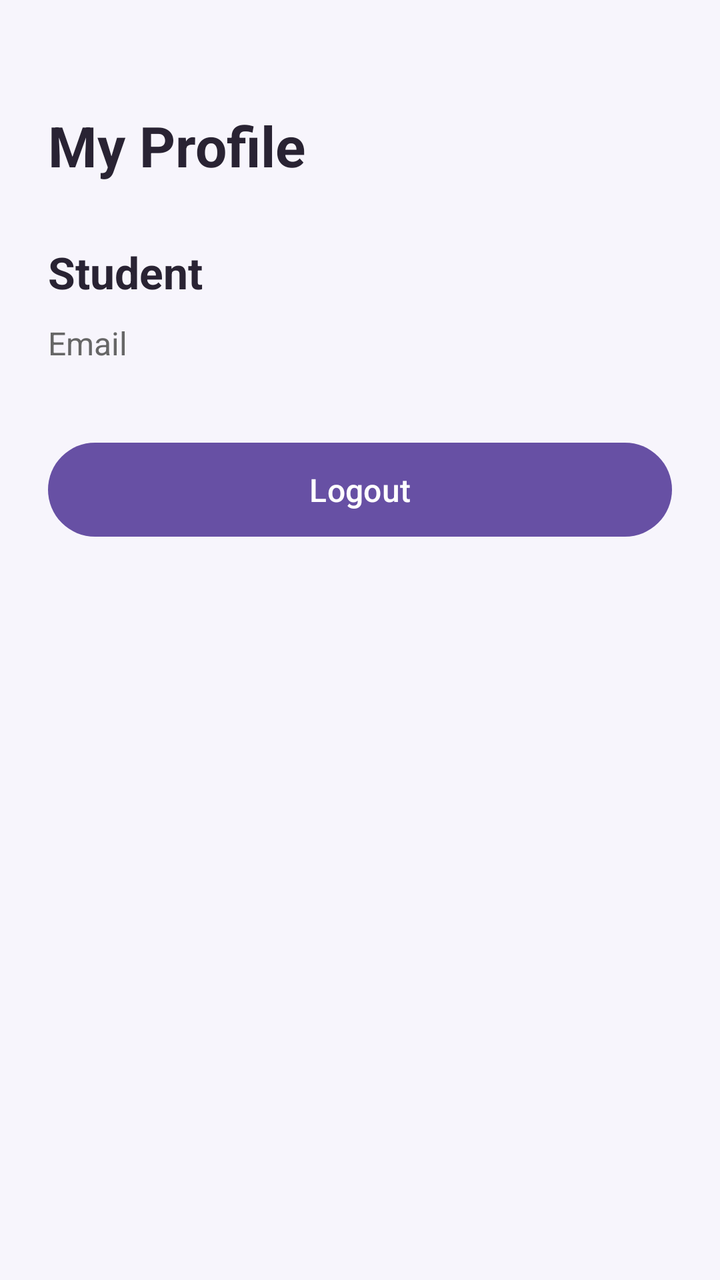
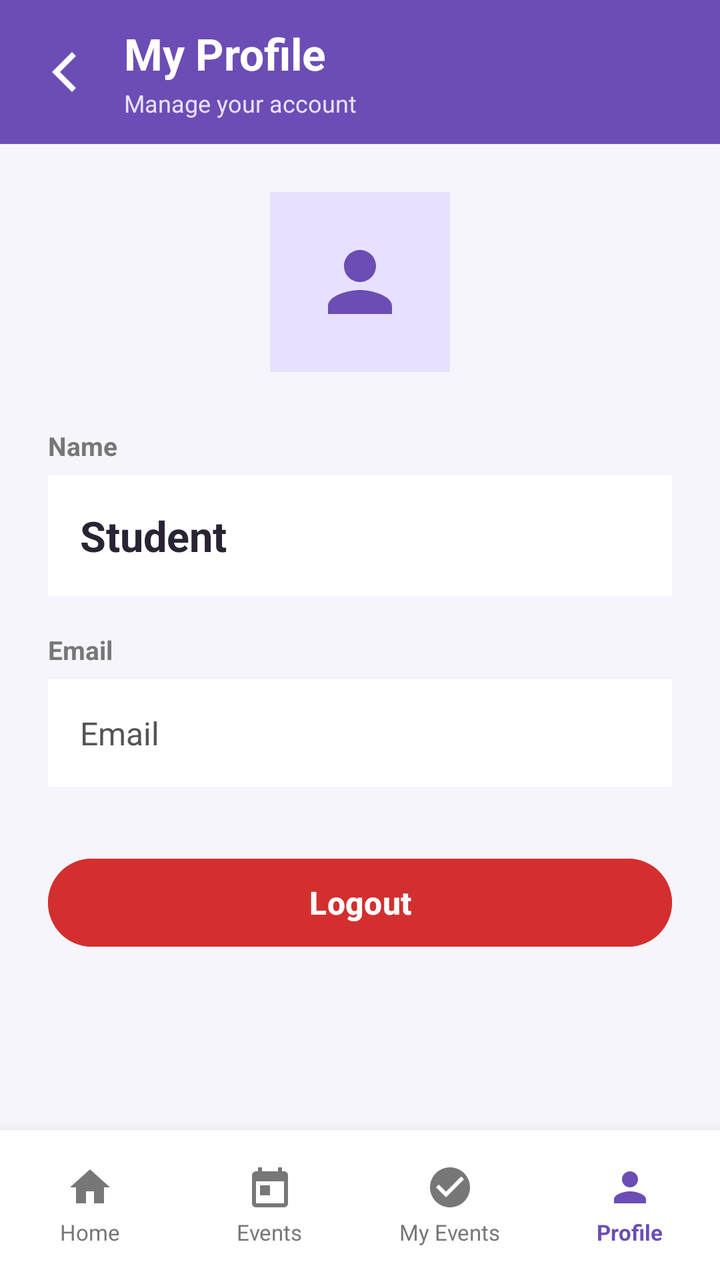

Screens rendered from an Android XML layout before and after an edit, with the pre-edit source and the edit as a unified diff.
<!-- AndroidManifest.xml: application theme Theme.CollegeEventManagement -->
<!-- res/layout/activity_profile.xml -->
<?xml version="1.0" encoding="utf-8"?>
<LinearLayout
    xmlns:android="http://schemas.android.com/apk/res/android"
    android:layout_width="match_parent"
    android:layout_height="match_parent"
    android:orientation="vertical"
    android:padding="24dp"
    android:background="#F7F5FC">

    <TextView
        android:layout_width="match_parent"
        android:layout_height="wrap_content"
        android:text="My Profile"
        android:textSize="28sp"
        android:textStyle="bold"
        android:textColor="#292333"
        android:layout_marginTop="30dp"
        android:layout_marginBottom="30dp" />

    <TextView
        android:id="@+id/profileNameTextView"
        android:layout_width="match_parent"
        android:layout_height="wrap_content"
        android:text="Student"
        android:textSize="22sp"
        android:textStyle="bold"
        android:textColor="#292333"
        android:layout_marginBottom="10dp" />

    <TextView
        android:id="@+id/profileEmailTextView"
        android:layout_width="match_parent"
        android:layout_height="wrap_content"
        android:text="Email"
        android:textSize="16sp"
        android:textColor="#666666"
        android:layout_marginBottom="35dp" />

    <Button
        android:id="@+id/logoutButton"
        android:layout_width="match_parent"
        android:layout_height="55dp"
        android:text="Logout"
        android:textAllCaps="false"
        android:textSize="16sp" />

</LinearLayout>
<!-- resources referenced by this layout -->
<resources>
  <style name="Theme.CollegeEventManagement" parent="Base.Theme.CollegeEventManagement" />
  <style name="Base.Theme.CollegeEventManagement" parent="Theme.Material3.DayNight.NoActionBar">
          
          
      </style>
</resources>

<!-- the commit's change to res/layout/activity_profile.xml (unified diff, before → after) -->
@@ -1,47 +1,345 @@
 <?xml version="1.0" encoding="utf-8"?>
 <LinearLayout
     xmlns:android="http://schemas.android.com/apk/res/android"
+    xmlns:app="http://schemas.android.com/apk/res-auto"
     android:layout_width="match_parent"
     android:layout_height="match_parent"
     android:orientation="vertical"
-    android:padding="24dp"
     android:background="#F7F5FC">
 
-    <TextView
+
+    
+    
+    
+
+    <LinearLayout
         android:layout_width="match_parent"
-        android:layout_height="wrap_content"
-        android:text="My Profile"
-        android:textSize="28sp"
-        android:textStyle="bold"
-        android:textColor="#292333"
-        android:layout_marginTop="30dp"
-        android:layout_marginBottom="30dp" />
-
-    <TextView
-        android:id="@+id/profileNameTextView"
+        android:layout_height="72dp"
+        android:orientation="horizontal"
+        android:gravity="center_vertical"
+        android:background="#6B4DB5"
+        android:paddingStart="8dp"
+        android:paddingEnd="12dp">
+
+
+        
+        
+        
+
+        <ImageButton
+            android:id="@+id/backButton"
+            android:layout_width="48dp"
+            android:layout_height="48dp"
+            android:background="@android:color/transparent"
+            android:src="@drawable/ic_arrow_back"
+            app:tint="@android:color/white"
+            android:contentDescription="Back"
+            android:clickable="true"
+            android:focusable="true"
+            android:padding="10dp" />
+
+
+        
+        
+        
+
+        <LinearLayout
+            android:layout_width="0dp"
+            android:layout_height="wrap_content"
+            android:layout_weight="1"
+            android:orientation="vertical"
+            android:paddingStart="6dp">
+
+            <TextView
+                android:layout_width="wrap_content"
+                android:layout_height="wrap_content"
+                android:text="My Profile"
+                android:textColor="@android:color/white"
+                android:textSize="22sp"
+                android:textStyle="bold" />
+
+            <TextView
+                android:layout_width="wrap_content"
+                android:layout_height="wrap_content"
+                android:text="Manage your account"
+                android:textColor="#E8E0FF"
+                android:textSize="12sp"
+                android:layout_marginTop="2dp" />
+
+        </LinearLayout>
+
+    </LinearLayout>
+
+
+    
+    
+    
+
+    <ScrollView
         android:layout_width="match_parent"
-        android:layout_height="wrap_content"
-        android:text="Student"
-        android:textSize="22sp"
-        android:textStyle="bold"
-        android:textColor="#292333"
-        android:layout_marginBottom="10dp" />
-
-    <TextView
-        android:id="@+id/profileEmailTextView"
+        android:layout_height="0dp"
+        android:layout_weight="1"
+        android:fillViewport="true"
+        android:scrollbars="vertical">
+
+        <LinearLayout
+            android:layout_width="match_parent"
+            android:layout_height="wrap_content"
+            android:orientation="vertical"
+            android:padding="24dp">
+
+
+            
+            
+            
+
+            <LinearLayout
+                android:layout_width="90dp"
+                android:layout_height="90dp"
+                android:layout_gravity="center_horizontal"
+                android:gravity="center"
+                android:orientation="vertical"
+                android:background="#E8E0FF">
+
+                <ImageView
+                    android:layout_width="48dp"
+                    android:layout_height="48dp"
+                    android:src="@drawable/ic_person"
+                    android:contentDescription="Profile"
+                    app:tint="#6B4DB5" />
+
+            </LinearLayout>
+
+
+            
+            
+            
+
+            <TextView
+                android:layout_width="match_parent"
+                android:layout_height="wrap_content"
+                android:text="Name"
+                android:textSize="13sp"
+                android:textStyle="bold"
+                android:textColor="#777777"
+                android:layout_marginTop="28dp"
+                android:layout_marginBottom="6dp" />
+
+
+            
+            
+            
+
+            <TextView
+                android:id="@+id/profileNameTextView"
+                android:layout_width="match_parent"
+                android:layout_height="wrap_content"
+                android:text="Student"
+                android:textSize="21sp"
+                android:textStyle="bold"
+                android:textColor="#292333"
+                android:padding="16dp"
+                android:background="#FFFFFF" />
+
+
+            
+            
+            
+
+            <TextView
+                android:layout_width="match_parent"
+                android:layout_height="wrap_content"
+                android:text="Email"
+                android:textSize="13sp"
+                android:textStyle="bold"
+                android:textColor="#777777"
+                android:layout_marginTop="18dp"
+                android:layout_marginBottom="6dp" />
+
+
+            
+            
+            
+
+            <TextView
+                android:id="@+id/profileEmailTextView"
+                android:layout_width="match_parent"
+                android:layout_height="wrap_content"
+                android:text="Email"
+                android:textSize="16sp"
+                android:textColor="#555555"
+                android:padding="16dp"
+                android:background="#FFFFFF" />
+
+
+            
+            
+            
+
+            <Button
+                android:id="@+id/logoutButton"
+                android:layout_width="match_parent"
+                android:layout_height="52dp"
+                android:text="Logout"
+                android:textAllCaps="false"
+                android:textSize="16sp"
+                android:textStyle="bold"
+                android:textColor="@android:color/white"
+                android:layout_marginTop="32dp"
+                android:backgroundTint="#D32F2F" />
+
+        </LinearLayout>
+
+    </ScrollView>
+
+
+    
+    
+    
+
+    <LinearLayout
         android:layout_width="match_parent"
-        android:layout_height="wrap_content"
-        android:text="Email"
-        android:textSize="16sp"
-        android:textColor="#666666"
-        android:layout_marginBottom="35dp" />
-
-    <Button
-        android:id="@+id/logoutButton"
-        android:layout_width="match_parent"
-        android:layout_height="55dp"
-        android:text="Logout"
-        android:textAllCaps="false"
-        android:textSize="16sp" />
+        android:layout_height="75dp"
+        android:orientation="horizontal"
+        android:gravity="center"
+        android:background="@android:color/white"
+        android:elevation="10dp"
+        android:paddingTop="4dp"
+        android:paddingBottom="4dp">
+
+
+        
+        
+        
+
+        <LinearLayout
+            android:id="@+id/navHome"
+            android:layout_width="0dp"
+            android:layout_height="match_parent"
+            android:layout_weight="1"
+            android:orientation="vertical"
+            android:gravity="center"
+            android:clickable="true"
+            android:focusable="true"
+            android:background="?attr/selectableItemBackgroundBorderless">
+
+            <ImageView
+                android:layout_width="24dp"
+                android:layout_height="24dp"
+                android:src="@drawable/ic_home"
+                android:contentDescription="Home"
+                app:tint="#777777" />
+
+            <TextView
+                android:layout_width="wrap_content"
+                android:layout_height="wrap_content"
+                android:text="Home"
+                android:textSize="11sp"
+                android:textColor="#777777"
+                android:layout_marginTop="3dp" />
+
+        </LinearLayout>
+
+
+        
+        
+        
+
+        <LinearLayout
+            android:id="@+id/navEvents"
+            android:layout_width="0dp"
+            android:layout_height="match_parent"
+            android:layout_weight="1"
+            android:orientation="vertical"
+            android:gravity="center"
+            android:clickable="true"
+            android:focusable="true"
+            android:background="?attr/selectableItemBackgroundBorderless">
+
+            <ImageView
+                android:layout_width="24dp"
+                android:layout_height="24dp"
+                android:src="@drawable/ic_event"
+                android:contentDescription="Events"
+                app:tint="#777777" />
+
+            <TextView
+                android:layout_width="wrap_content"
+                android:layout_height="wrap_content"
+                android:text="Events"
+                android:textSize="11sp"
+                android:textColor="#777777"
+                android:layout_marginTop="3dp" />
+
+        </LinearLayout>
+
+
+        
+        
+        
+
+        <LinearLayout
+            android:id="@+id/navMyEvents"
+            android:layout_width="0dp"
+            android:layout_height="match_parent"
+            android:layout_weight="1"
+            android:orientation="vertical"
+            android:gravity="center"
+            android:clickable="true"
+            android:focusable="true"
+            android:background="?attr/selectableItemBackgroundBorderless">
+
+            <ImageView
+                android:layout_width="24dp"
+                android:layout_height="24dp"
+                android:src="@drawable/ic_confirmation"
+                android:contentDescription="My Events"
+                app:tint="#777777" />
+
+            <TextView
+                android:layout_width="wrap_content"
+                android:layout_height="wrap_content"
+                android:text="My Events"
+                android:textSize="11sp"
+                android:textColor="#777777"
+                android:layout_marginTop="3dp" />
+
+        </LinearLayout>
+
+
+        
+        
+        
+
+        <LinearLayout
+            android:id="@+id/navProfile"
+            android:layout_width="0dp"
+            android:layout_height="match_parent"
+            android:layout_weight="1"
+            android:orientation="vertical"
+            android:gravity="center"
+            android:clickable="true"
+            android:focusable="true"
+            android:background="?attr/selectableItemBackgroundBorderless">
+
+            <ImageView
+                android:layout_width="24dp"
+                android:layout_height="24dp"
+                android:src="@drawable/ic_person"
+                android:contentDescription="Profile"
+                app:tint="#6B4DB5" />
+
+            <TextView
+                android:layout_width="wrap_content"
+                android:layout_height="wrap_content"
+                android:text="Profile"
+                android:textSize="11sp"
+                android:textColor="#6B4DB5"
+                android:textStyle="bold"
+                android:layout_marginTop="3dp" />
+
+        </LinearLayout>
+
+    </LinearLayout>
 
 </LinearLayout>
<!-- resource entries referenced after the edit -->
@@ -1,5 +1,70 @@
 <!-- resources referenced by this layout -->
 <resources>
+  <!-- drawable ic_arrow_back (drawable) -->
+  <?xml version="1.0" encoding="utf-8"?>
+  <vector xmlns:android="http://schemas.android.com/apk/res/android"
+      android:width="32dp"
+      android:height="32dp"
+      android:viewportWidth="32"
+      android:viewportHeight="32">
+  
+      <path
+          android:fillColor="#FFFFFF"
+          android:pathData="M20,6 L10,16 L20,26 L22,24 L14,16 L22,8 Z" />
+  
+  </vector>
+  <!-- drawable ic_confirmation (drawable) -->
+  <?xml version="1.0" encoding="utf-8"?>
+  <vector xmlns:android="http://schemas.android.com/apk/res/android"
+      android:width="24dp"
+      android:height="24dp"
+      android:viewportWidth="24"
+      android:viewportHeight="24">
+  
+      <path
+          android:fillColor="#FFFFFFFF"
+          android:pathData="M12,2C6.48,2 2,6.48 2,12s4.48,10 10,10 10,-4.48 10,-10S17.52,2 12,2zM10,17l-5,-5 1.41,-1.41L10,14.17l7.59,-7.59L19,8l-9,9z" />
+  
+  </vector>
+  <!-- drawable ic_event (drawable) -->
+  <?xml version="1.0" encoding="utf-8"?>
+  <vector xmlns:android="http://schemas.android.com/apk/res/android"
+      android:width="24dp"
+      android:height="24dp"
+      android:viewportWidth="24"
+      android:viewportHeight="24">
+  
+      <path
+          android:fillColor="#FFFFFFFF"
+          android:pathData="M19,4h-1V2h-2v2H8V2H6v2H5c-1.1,0 -2,0.9 -2,2v14c0,1.1 0.9,2 2,2h14c1.1,0 2,-0.9 2,-2V6c0,-1.1 -0.9,-2 -2,-2zM19,20H5V9h14v11zM7,11h5v5H7z" />
+  
+  </vector>
+  <!-- drawable ic_home (drawable) -->
+  <?xml version="1.0" encoding="utf-8"?>
+  <vector xmlns:android="http://schemas.android.com/apk/res/android"
+      android:width="24dp"
+      android:height="24dp"
+      android:viewportWidth="24"
+      android:viewportHeight="24">
+  
+      <path
+          android:fillColor="#FF000000"
+          android:pathData="M10,20v-6h4v6h5v-8h3L12,3 2,12h3v8z" />
+  
+  </vector>
+  <!-- drawable ic_person (drawable) -->
+  <?xml version="1.0" encoding="utf-8"?>
+  <vector xmlns:android="http://schemas.android.com/apk/res/android"
+      android:width="24dp"
+      android:height="24dp"
+      android:viewportWidth="24"
+      android:viewportHeight="24">
+  
+      <path
+          android:fillColor="#FF000000"
+          android:pathData="M12,12c2.21,0 4,-1.79 4,-4s-1.79,-4 -4,-4 -4,1.79 -4,4 1.79,4 4,4zM12,14c-2.67,0 -8,1.34 -8,4v2h16v-2c0,-2.66 -5.33,-4 -8,-4z" />
+  
+  </vector>
   <style name="Theme.CollegeEventManagement" parent="Base.Theme.CollegeEventManagement" />
   <style name="Base.Theme.CollegeEventManagement" parent="Theme.Material3.DayNight.NoActionBar">
           
